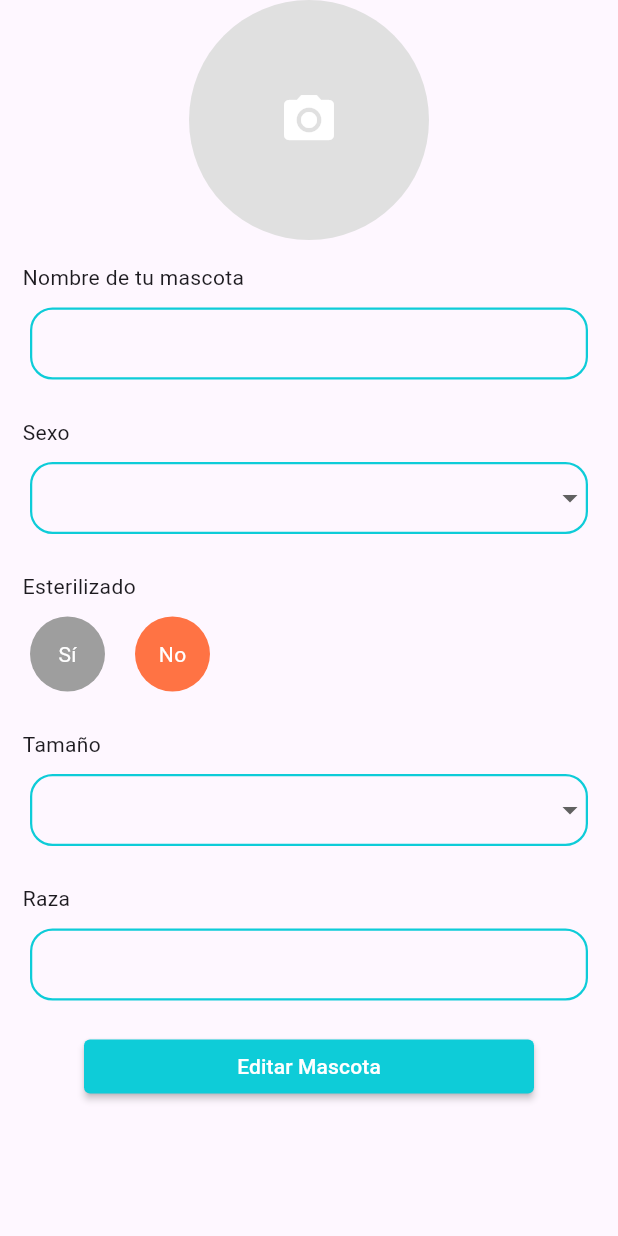
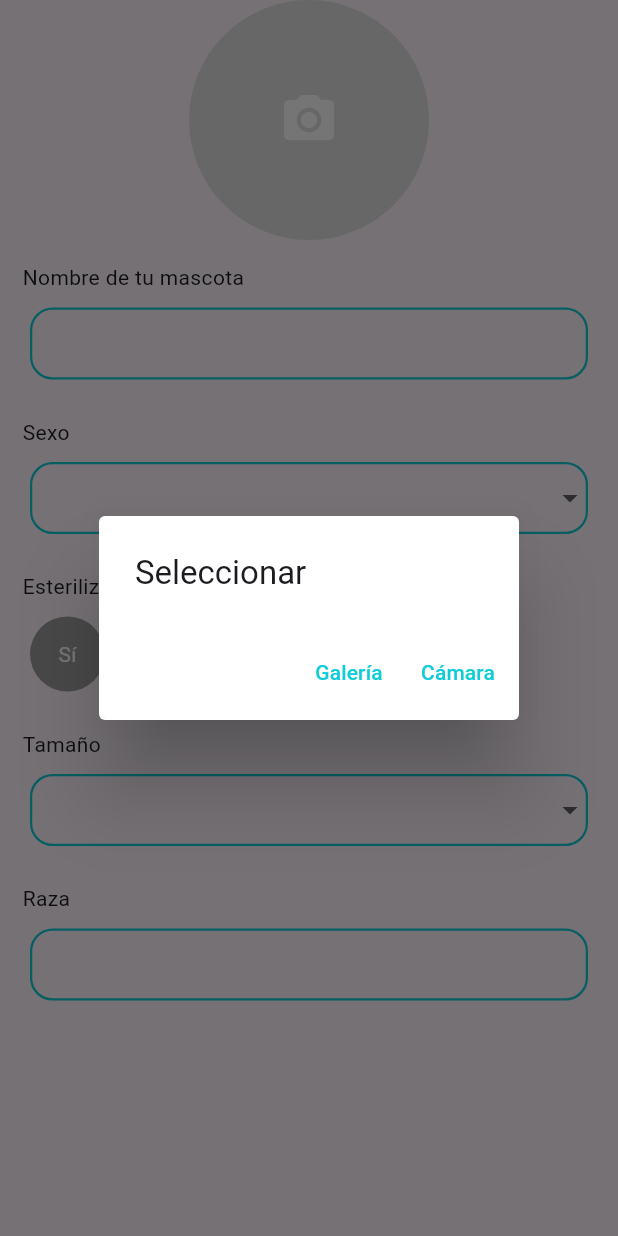
Before and after one commit to Bsmo0211/CaninarMobile, a Flutter app: the RegistroMascota widget shown alone on an empty page, opened directly with empty values, after a tap on the "camera alt" icon, on a phone screen of 412 x 824 dp. Run offline on Flutter 3.47's test engine with Material 3 defaults, Android fonts, the light colour scheme and no system bars; our stand-ins replace carousel_slider, convert, dio, email_validator, file_picker, flutter_easyloading and 11 more; missing offline and left inert: aws_s3_upload, mercadopago_sdk, syncfusion_localizations; accounts and stored records are empty; statements that could not run were skipped.

Commit message:
seleccion de camara

```diff
--- a/Caninar/caninar/lib/widgets/registro_mascota.dart
+++ b/Caninar/caninar/lib/widgets/registro_mascota.dart
@@ -1,6 +1,7 @@
 import 'dart:convert';
 import 'dart:io';
 
+import 'package:aws_s3_upload/enum/acl.dart';
 import 'package:caninar/constants/access_keys.dart';
 import 'package:caninar/constants/principals_colors.dart';
 import 'package:caninar/models/mascotas/model.dart';
@@ -47,7 +48,7 @@ class _RegistroMascotaState extends State<RegistroMascota> {
   String? dropdownValueTamano;
   Map<String, String> dropdownTamanoMap = {
     'Pequeño (1kg - 8Kg)': 'Pequeño',
-    'Mediano (-kg - -Kg)': 'Mediano',
+    'Mediano (9kg - 15Kg)': 'Mediano',
   };
 
   submit() async {
@@ -99,7 +100,30 @@ class _RegistroMascotaState extends State<RegistroMascota> {
   }
 
   tomarFoto() async {
-    XFile? photo = await _picker.pickImage(source: ImageSource.camera);
+    final picker = ImagePicker();
+
+    final source = await showDialog<ImageSource>(
+      context: context,
+      builder: (BuildContext context) {
+        return AlertDialog(
+          title: const Text('Seleccionar'),
+          actions: <Widget>[
+            TextButton(
+              onPressed: () => Navigator.of(context).pop(ImageSource.gallery),
+              child: const Text('Galería'),
+            ),
+            TextButton(
+              onPressed: () => Navigator.of(context).pop(ImageSource.camera),
+              child: Text('Cámara'),
+            ),
+          ],
+        );
+      },
+    );
+
+    if (source != null) {
+      XFile? photo = await picker.pickImage(source: source);
+
       if (photo != null) {
         File photofile = File(photo.path);
 
@@ -115,6 +139,7 @@ class _RegistroMascotaState extends State<RegistroMascota> {
           region: "us-east-1",
           destDir: "pets",
         );
+      }
     }
   }
 
@@ -147,14 +172,21 @@ class _RegistroMascotaState extends State<RegistroMascota> {
                   child: CircleAvatar(
                     radius: 80.0,
                     backgroundColor: Colors.grey[300],
-                    backgroundImage:
-                        imageMascota != null ? FileImage(imageMascota!) : null,
-                    child: imageMascota != null
-                        ? null
+                    child: ClipOval(
+                      child: SizedBox(
+                        width: 160.0, // El doble del radio
+                        height: 160.0, // El doble del radio
+                        child: widget.mascota?.image != null
+                            ? Image.network(
+                                widget.mascota!.image!,
+                                fit: BoxFit.cover,
+                              )
                             : const Icon(
                                 Icons.camera_alt,
                                 size: 40.0,
                                 color: Colors.white,
+                              ),
+                      ),
                     ),
                   ),
                 ),
@@ -378,7 +410,7 @@ class _RegistroMascotaState extends State<RegistroMascota> {
                 child: Text('Raza'),
               ),
               Padding(
-                padding: const EdgeInsets.fromLTRB(20, 10, 20, 10),
+                padding: const EdgeInsets.fromLTRB(20, 10, 20, 15),
                 child: TextFormField(
                   decoration: InputDecoration(
                     labelText: widget.mascota?.race,
@@ -413,6 +445,7 @@ class _RegistroMascotaState extends State<RegistroMascota> {
                   controller: razaCtrl,
                 ),
               ),
+              if (widget.registro == true)
                 Padding(
                   padding: const EdgeInsets.only(top: 10, bottom: 25),
                   child: Center(
@@ -424,9 +457,7 @@ class _RegistroMascotaState extends State<RegistroMascota> {
                               PrincipalColors.blue),
                         ),
                         child: Text(
-                        widget.registro == true
-                            ? 'Crear Mascota'
-                            : 'Editar Mascota',
+                          'Crear Mascota',
                           style: const TextStyle(
                             color: Colors.white,
                           ),
```
Lines whose indentation alone changed are shown as unchanged.
